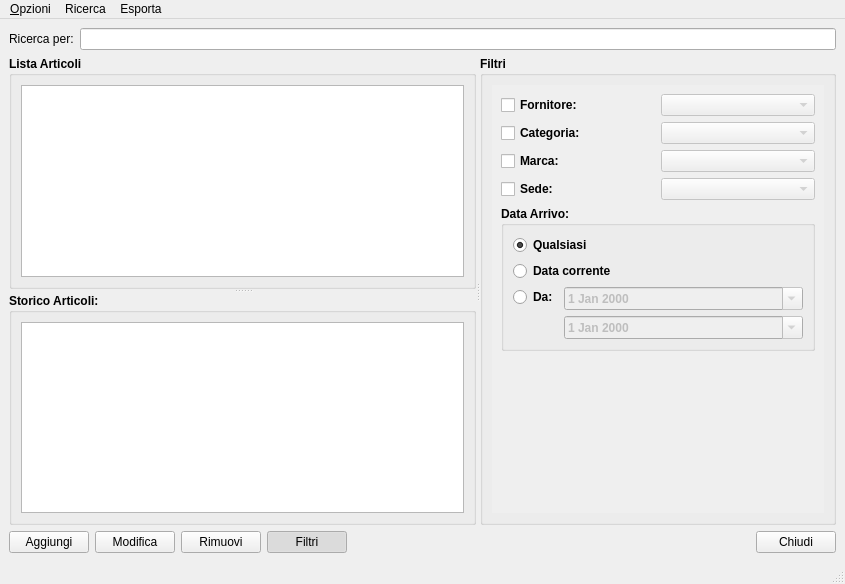
Qt form moduleMagazzino/magazzinowindow.ui (kvsd/Gestionale) before a commit.
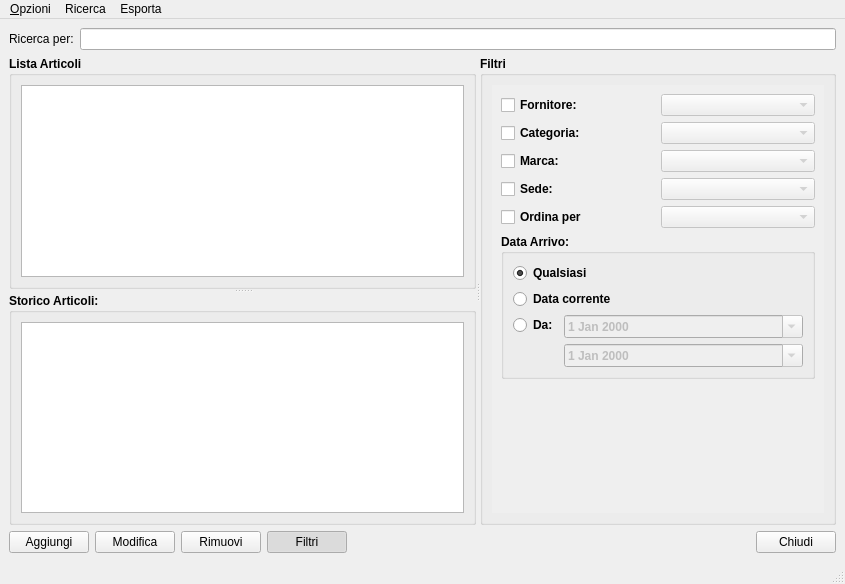
The same form after that commit.

```diff
--- a/moduleMagazzino/magazzinowindow.ui
+++ b/moduleMagazzino/magazzinowindow.ui
@@ -157,7 +157,7 @@
             <rect>
              <x>0</x>
              <y>0</y>
-             <width>336</width>
+             <width>338</width>
              <height>420</height>
             </rect>
            </property>
@@ -276,6 +276,20 @@
                 </layout>
                </widget>
               </item>
+              <item row="4" column="0">
+               <widget class="QCheckBox" name="checkBox">
+                <property name="text">
+                 <string>Ordina per</string>
+                </property>
+               </widget>
+              </item>
+              <item row="4" column="1">
+               <widget class="QComboBox" name="orderbyComboBox">
+                <property name="enabled">
+                 <bool>false</bool>
+                </property>
+               </widget>
+              </item>
              </layout>
             </item>
             <item>
```
Left out of the diff: 65 changed lines with no effect on the pictures.
